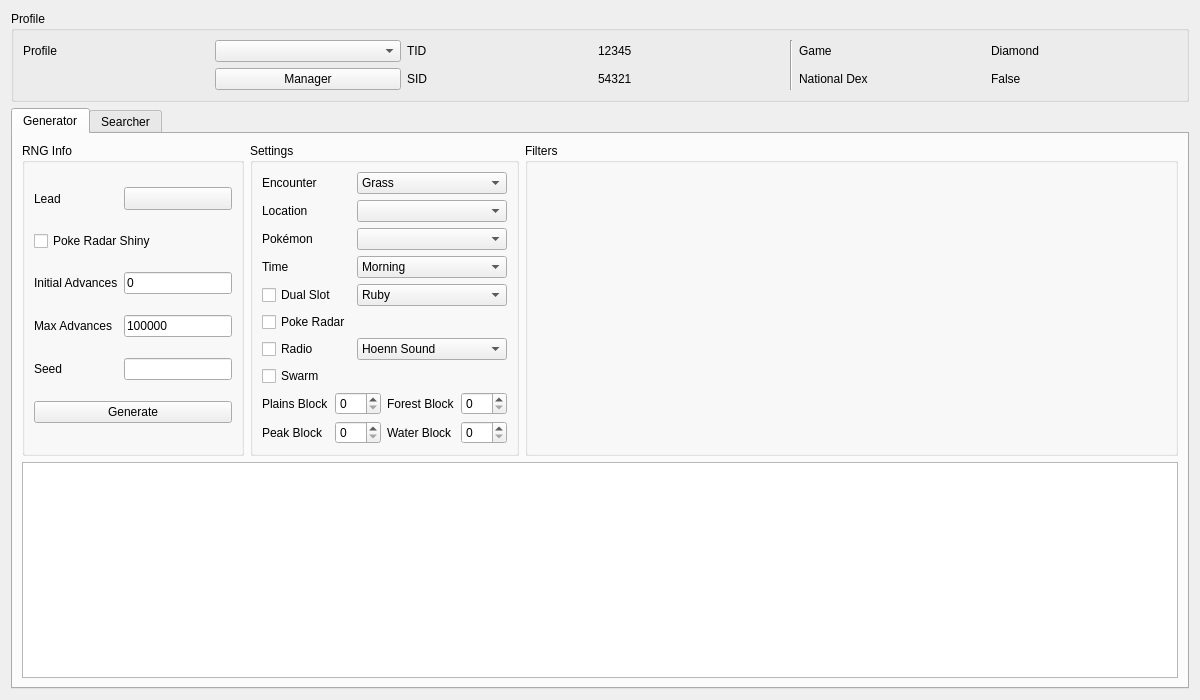
Above: Source/Form/Gen4/Wild4.ui from Admiral-Fish/PokeFinder before the change. Below: the same form after it.
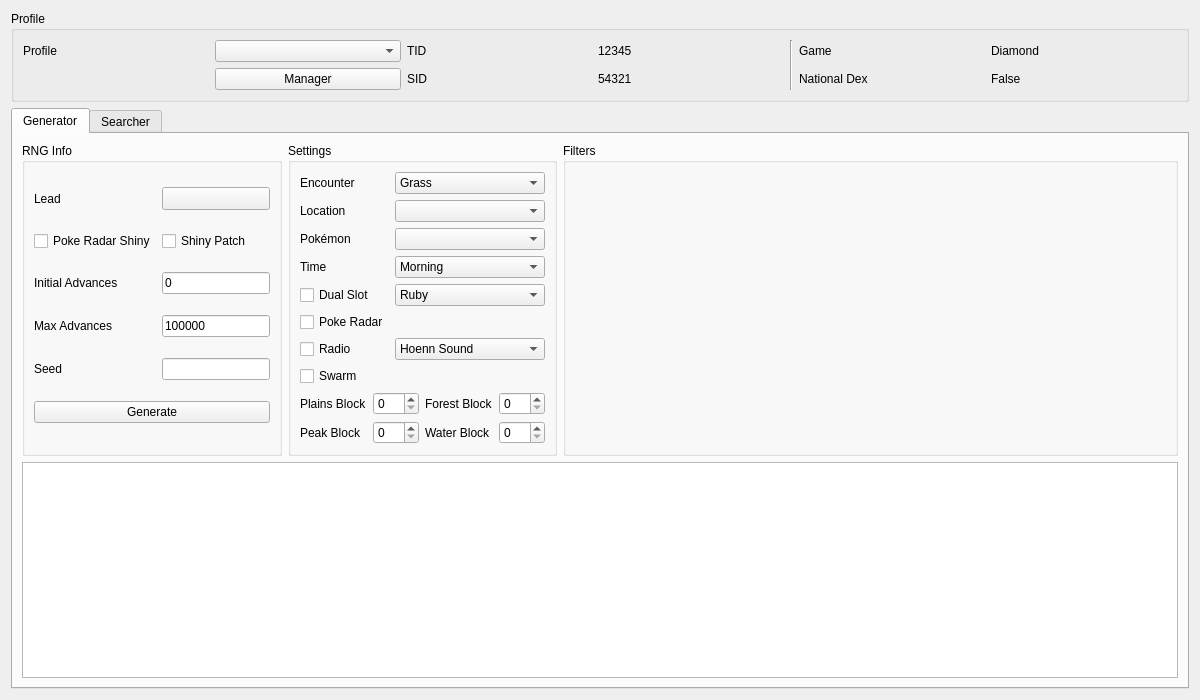
That is the form after the change. Custom widgets are drawn as their Qt base class.

Commit message: Added PokeRadar Shiny Patch checkBox to show spreads with available shiny patch only

Diff of the .ui file:
```diff
--- a/Source/Form/Gen4/Wild4.ui
+++ b/Source/Form/Gen4/Wild4.ui
@@ -164,13 +164,6 @@
             </property>
            </widget>
           </item>
-          <item row="1" column="0" colspan="2">
-           <widget class="QCheckBox" name="checkBoxGeneratorPokeRadarShiny">
-            <property name="text">
-             <string>Poke Radar Shiny</string>
-            </property>
-           </widget>
-          </item>
           <item row="3" column="0">
            <widget class="QLabel" name="labelGeneratorMaxAdvances">
             <property name="text">
@@ -194,6 +187,20 @@
             </property>
            </widget>
           </item>
+          <item row="1" column="0">
+           <widget class="QCheckBox" name="checkBoxGeneratorPokeRadarShiny">
+            <property name="text">
+             <string>Poke Radar Shiny</string>
+            </property>
+           </widget>
+          </item>
+          <item row="1" column="1">
+           <widget class="QCheckBox" name="checkBoxGeneratorShinyPatch">
+            <property name="text">
+             <string>Shiny Patch</string>
+            </property>
+           </widget>
+          </item>
          </layout>
         </widget>
        </item>
```
Left out of the diff: 11 changed lines with no effect on the pictures. The commit also changes 7 other files.
